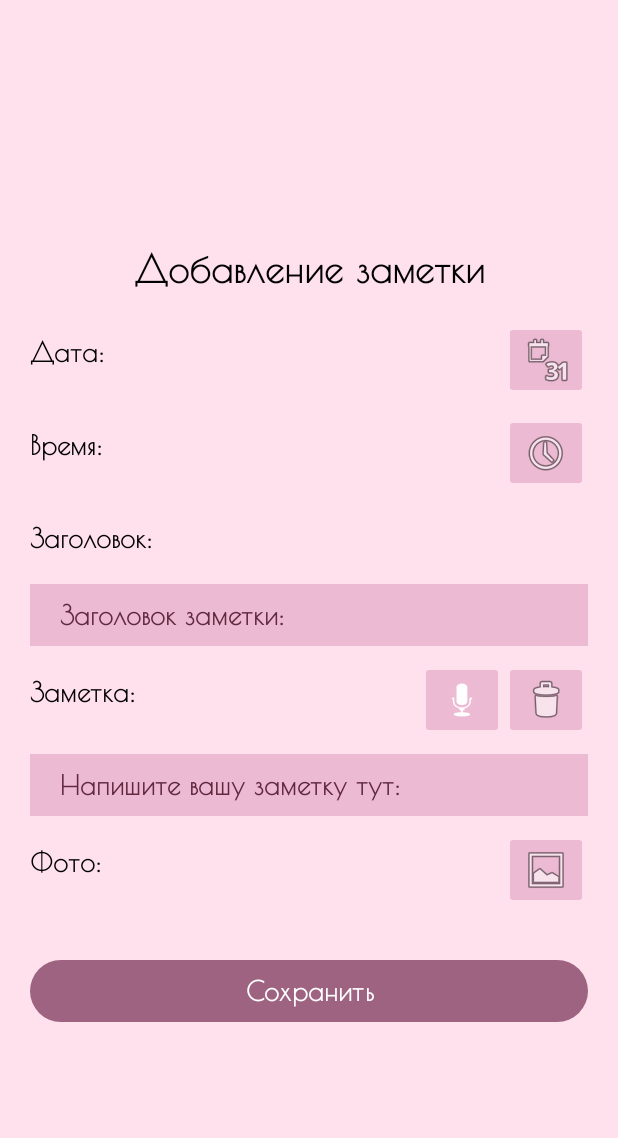
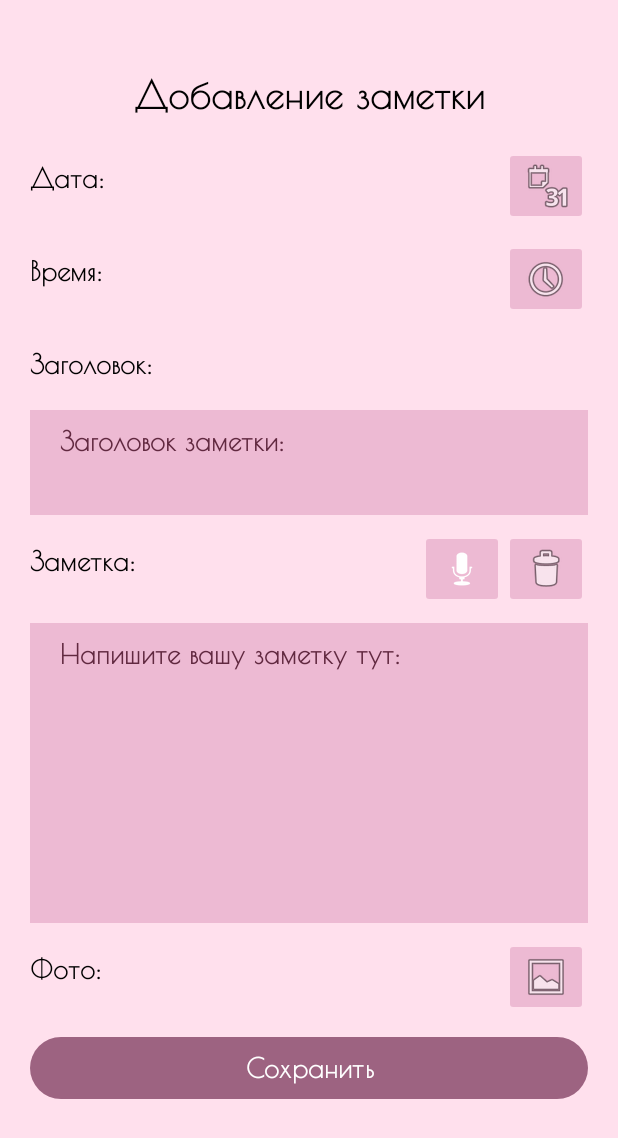
Before and after one commit to gleichmut/DiaryOfEmotions, an Android app: the AddNoteActivity screen opened directly, with no data from a screen before it, on a phone screen of 412 x 824 dp. Shown: the top 1138 px of the screen. Run offline under Robolectric (Android 15) with nearby library versions, the phone set to English and light mode, and no system bars; our stand-ins replace Firebase (no records; nobody signed in at launch, a user with empty details on screens opened directly); pictures from the network do not load.

Commit message:
Исправлен скролл, переделан немного layout

```diff
--- a/app/src/main/res/layout/activity_add_note.xml
+++ b/app/src/main/res/layout/activity_add_note.xml
@@ -1,12 +1,10 @@
-<?xml version="1.0" encoding="utf-8"?>
-
 <ScrollView xmlns:android="http://schemas.android.com/apk/res/android"
     xmlns:app="http://schemas.android.com/apk/res-auto"
     android:id="@+id/scrollViewAddNoteActivity"
     android:layout_width="match_parent"
     android:layout_height="match_parent"
+    android:layout_gravity="center"
     android:layout_marginTop="25dp"
-    android:fillViewport="true"
     android:orientation="vertical"
     android:padding="20dp">
 
@@ -109,7 +107,7 @@
             android:id="@+id/editTextTitleOfNote"
             style="@style/EditText"
             android:layout_width="match_parent"
-            android:layout_height="wrap_content"
+            android:layout_height="70dp"
             android:autofillHints=""
             android:hint="@string/title_of_note"
             android:inputType="textMultiLine"
@@ -164,7 +162,7 @@
             android:id="@+id/editTextTextOfNote"
             style="@style/EditText"
             android:layout_width="match_parent"
-            android:layout_height="wrap_content"
+            android:layout_height="200dp"
             android:autofillHints=""
             android:hint="@string/text_your_note_here"
             android:inputType="textMultiLine"
@@ -201,25 +199,23 @@
             android:id="@+id/recyclerViewImageView"
             android:layout_width="wrap_content"
             android:layout_height="wrap_content"
+            android:maxHeight="200dp"
             app:layoutManager="androidx.recyclerview.widget.GridLayoutManager" />
 
         <Space
             android:layout_width="match_parent"
             android:layout_height="10dp" />
 
-        <Space
-            android:layout_width="match_parent"
-            android:layout_height="20dp" />
-
         <Button
             android:id="@+id/buttonSave"
             style="@style/Button"
             android:layout_width="match_parent"
             android:layout_height="wrap_content"
+            android:layout_marginBottom="40dp"
             android:text="@string/save" />
 
         <Space
             android:layout_width="match_parent"
-            android:layout_height="10dp" />
+            android:layout_height="20dp" />
     </LinearLayout>
 </ScrollView>
```
